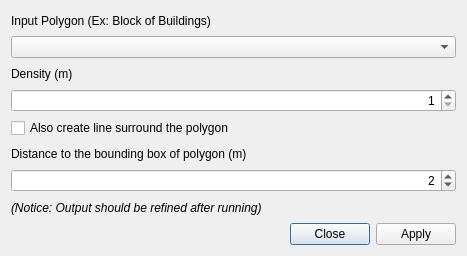
This is forms/hcmgis_centerline_form.ui in thangqd/HCMGIS as Qt 5 draws it before an edit. The edited form follows.
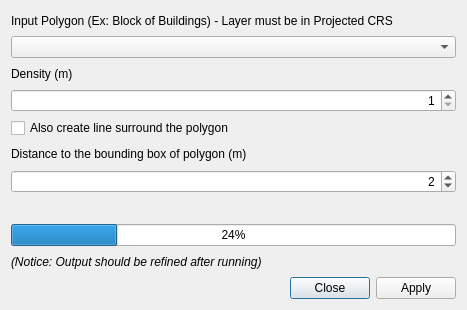
This is the edited form. Custom widgets are drawn as their Qt base class.

```diff
--- a/forms/hcmgis_centerline_form.ui
+++ b/forms/hcmgis_centerline_form.ui
@@ -13,7 +13,7 @@
     <x>0</x>
     <y>0</y>
     <width>467</width>
-    <height>256</height>
+    <height>310</height>
    </rect>
   </property>
   <property name="mouseTracking">
@@ -26,7 +26,7 @@
    <item>
     <widget class="QLabel" name="LblInput">
      <property name="text">
-      <string>Input Polygon (Ex: Block of Buildings)</string>
+      <string>Input Polygon (Ex: Block of Buildings) - Layer must be in Projected CRS</string>
      </property>
     </widget>
    </item>
@@ -92,6 +92,20 @@
      </property>
     </widget>
    </item>
+   <item>
+    <widget class="QLabel" name="LblStatus">
+     <property name="text">
+      <string/>
+     </property>
+    </widget>
+   </item>
+   <item>
+    <widget class="QProgressBar" name="status">
+     <property name="value">
+      <number>24</number>
+     </property>
+    </widget>
+   </item>
    <item>
     <widget class="QLabel" name="label">
      <property name="font">
```
